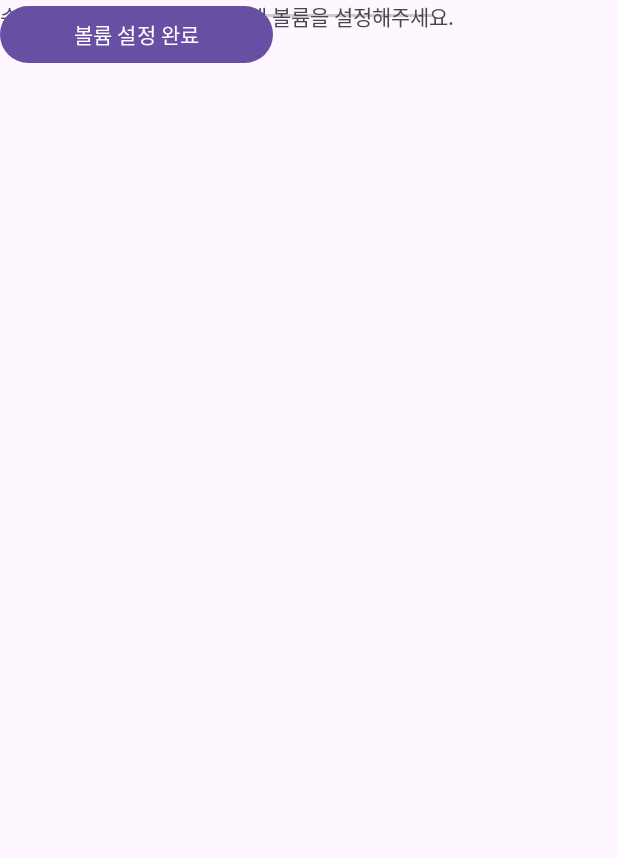
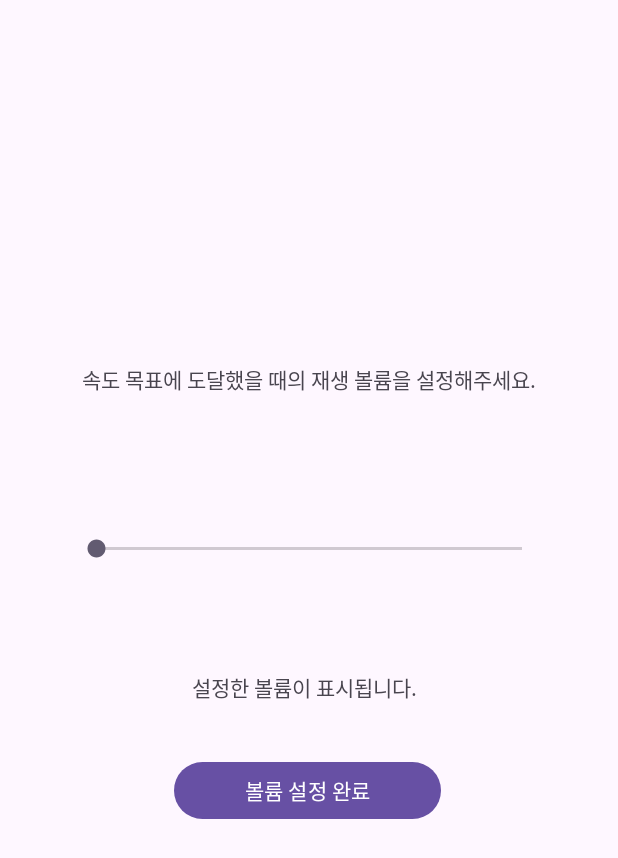
Before and after one commit to hakGuenLee/runningup, an Android app: the VolumeSelectActivity screen opened directly, with no data from a screen before it, on a phone screen of 412 x 824 dp. Shown: the top 858 px of the screen. Run offline under Robolectric (Android 15) with nearby library versions, the phone set to English and light mode, and no system bars.

Commit message:
볼륨 설정 화면 요소 추가

```diff
--- a/app/src/main/res/layout/volume_select.xml
+++ b/app/src/main/res/layout/volume_select.xml
@@ -9,24 +9,51 @@
 
     <SeekBar
         android:id="@+id/volumeSelectBar"
-        android:layout_width="304dp"
-        android:layout_height="21dp"
-        tools:layout_editor_absoluteX="59dp"
-        tools:layout_editor_absoluteY="309dp" />
+        android:layout_width="0dp"
+        android:layout_height="0dp"
+        android:layout_marginStart="48dp"
+        android:layout_marginTop="309dp"
+        android:layout_marginEnd="48dp"
+        android:layout_marginBottom="24dp"
+        android:max="100"
+        app:layout_constraintBottom_toTopOf="@+id/volumeValueText"
+        app:layout_constraintEnd_toEndOf="parent"
+        app:layout_constraintStart_toStartOf="parent"
+        app:layout_constraintTop_toTopOf="parent" />
 
     <TextView
         android:id="@+id/volumeGuideText"
         android:layout_width="wrap_content"
         android:layout_height="wrap_content"
+        android:layout_marginTop="242dp"
+        android:layout_marginBottom="46dp"
         android:text="속도 목표에 도달했을 때의 재생 볼륨을 설정해주세요."
-        tools:layout_editor_absoluteX="51dp"
-        tools:layout_editor_absoluteY="242dp" />
+        app:layout_constraintBottom_toTopOf="@+id/volumeSelectBar"
+        app:layout_constraintEnd_toEndOf="parent"
+        app:layout_constraintStart_toStartOf="parent"
+        app:layout_constraintTop_toTopOf="parent" />
 
     <Button
         android:id="@+id/volumeSetupBtn"
-        android:layout_width="182dp"
+        android:layout_width="178dp"
         android:layout_height="46dp"
+        android:layout_marginBottom="274dp"
         android:text="볼륨 설정 완료"
-        tools:layout_editor_absoluteX="114dp"
-        tools:layout_editor_absoluteY="411dp" />
+        app:layout_constraintBottom_toBottomOf="parent"
+        app:layout_constraintEnd_toEndOf="parent"
+        app:layout_constraintHorizontal_bias="0.497"
+        app:layout_constraintStart_toStartOf="parent"
+        app:layout_constraintTop_toBottomOf="@+id/volumeSelectBar"
+        app:layout_constraintVertical_bias="1.0" />
+
+    <TextView
+        android:id="@+id/volumeValueText"
+        android:layout_width="wrap_content"
+        android:layout_height="wrap_content"
+        android:layout_marginStart="12dp"
+        android:layout_marginBottom="355dp"
+        android:text="설정한 볼륨이 표시됩니다."
+        app:layout_constraintBottom_toBottomOf="parent"
+        app:layout_constraintStart_toStartOf="@+id/volumeSetupBtn"
+        app:layout_constraintTop_toBottomOf="@+id/volumeSelectBar" />
 </androidx.constraintlayout.widget.ConstraintLayout>
```
